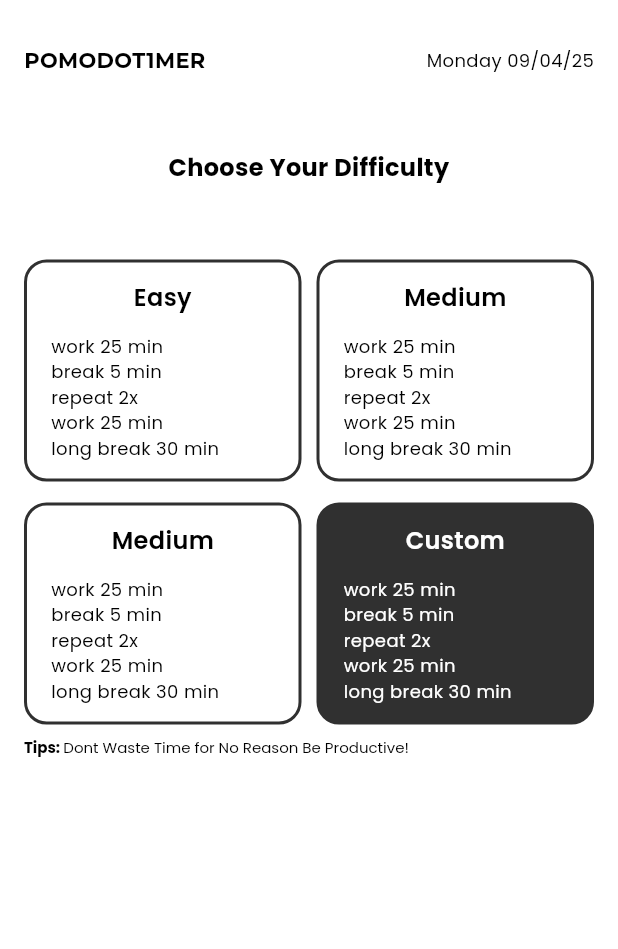
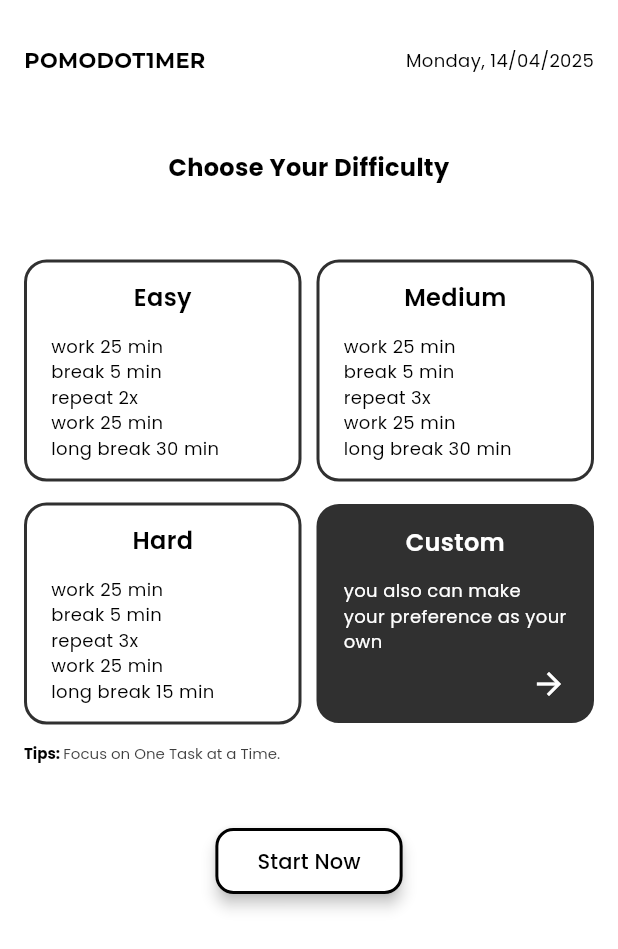
Before and after one commit to southampere28/pomodotimer, a Flutter app: the HomePage screen opened directly, after a tap on "Custom", on a phone screen of 412 x 824 dp. Shown: the top 949 px of the screen. Run offline on Flutter 3.47's test engine with Material 3 defaults, Android fonts, the phone set to English and light mode, and no system bars; our stand-ins replace fluttertoast, google_fonts.

Commit message:
feat: Update UI Dynamic Message Tips and Button Start

```diff
--- a/lib/pages/home_page.dart
+++ b/lib/pages/home_page.dart
@@ -1,5 +1,8 @@
+import 'dart:async';
+
 import 'package:flutter/material.dart';
 import 'package:fluttertoast/fluttertoast.dart';
+import 'package:google_fonts/google_fonts.dart';
 import 'package:pomodotimer/theme.dart';
 import 'package:intl/intl.dart';
 import 'package:pomodotimer/widgets/cardlevel_widget.dart';
@@ -12,12 +15,47 @@ class HomePage extends StatefulWidget {
 }
 
 class _HomePageState extends State<HomePage> {
-  int menuActive = 0;
+  int menuActive = 0; // index menus
+  int currentIndex = 0; // Index showing tips Message
+  late Timer _timer; // timer for tips messages indexing
+
+  // Tips Message
+  List<String> tips = [
+    "Don't Waste Time for No Reason, Be Productive!",
+    "Focus on One Task at a Time.",
+    "Set Clear Goals and Prioritize Your Tasks.",
+    "Take Breaks to Refresh Your Mind and Body.",
+    "Stay Organized and Plan Your Day.",
+    "Use the Pomodoro Technique for Maximum Focus.",
+    "Keep Your Workspace Clean for Better Productivity.",
+    "Don't Procrastinate, Take Action Now!",
+    "Remember: Time is Your Most Valuable Asset.",
+    "Consistency is Key to Achieving Your Goals."
+  ];
+
+  @override
+  void initState() {
+    super.initState();
+    // Mengatur timer untuk mengubah teks setiap 3 detik
+    _timer = Timer.periodic(Duration(seconds: 3), (timer) {
+      setState(() {
+        // Update index untuk mengganti teks
+        currentIndex = (currentIndex + 1) % tips.length;
+      });
+    });
+  }
+
+  @override
+  void dispose() {
+    // Hentikan timer ketika widget dihapus dari tree
+    _timer.cancel();
+    super.dispose();
+  }
 
   @override
   Widget build(BuildContext context) {
-    // var format = DateFormat.yMd('id');
-    // var dateString = format.format(DateTime.now());
+    var format = DateFormat("EEEE, dd/MM/yyyy");
+    var dateString = format.format(DateTime.now());
 
     return SafeArea(
       child: Scaffold(
@@ -39,7 +77,7 @@ class _HomePageState extends State<HomePage> {
                         style: titleTextStyle.copyWith(
                             fontSize: 14, fontWeight: bold),
                       ),
-                      Text('Monday 09/04/25',
+                      Text(dateString,
                           style: primaryTextStyle.copyWith(
                               fontSize: 12, fontWeight: regular)),
                     ],
@@ -91,7 +129,7 @@ class _HomePageState extends State<HomePage> {
                         arrayContent: const [
                           "work 25 min",
                           "break 5 min",
-                          "repeat 2x",
+                          "repeat 3x",
                           "work 25 min",
                           "long break 30 min"
                         ],
@@ -114,19 +152,19 @@ class _HomePageState extends State<HomePage> {
                         });
                       },
                       child: CardLevel(
-                        title: 'Medium',
+                        title: 'Hard',
                         arrayContent: const [
                           "work 25 min",
                           "break 5 min",
-                          "repeat 2x",
+                          "repeat 3x",
                           "work 25 min",
-                          "long break 30 min"
+                          "long break 15 min"
                         ],
                         isActive: menuActive == 2,
                       ),
                     ),
                   ),
-                  SizedBox(
+                  const SizedBox(
                     width: 10,
                   ),
                   Expanded(
@@ -136,23 +174,13 @@ class _HomePageState extends State<HomePage> {
                           menuActive = 3;
                         });
                       },
-                      child: CardLevel(
-                        title: 'Custom',
-                        arrayContent: const [
-                          "work 25 min",
-                          "break 5 min",
-                          "repeat 2x",
-                          "work 25 min",
-                          "long break 30 min"
-                        ],
-                        isActive: menuActive == 3,
-                      ),
+                      child: CardLevelCustom(isActive: menuActive == 3),
                     ),
                   ),
                 ],
               ),
               const SizedBox(
-                height: 8,
+                height: 12,
               ),
               RichText(
                 text: TextSpan(
@@ -161,11 +189,60 @@ class _HomePageState extends State<HomePage> {
                       primaryTextStyle.copyWith(fontSize: 10, fontWeight: bold),
                   children: [
                     TextSpan(
-                        text: 'Dont Waste Time for No Reason Be Productive!',
-                        style: primaryTextStyle.copyWith(
+                        text: tips[currentIndex],
+                        style: subtitleTextStyle.copyWith(
                             fontSize: 10, fontWeight: regular)),
                   ],
                 ),
+              ),
+              const SizedBox(
+                height: 40,
+              ),
+              Row(
+                mainAxisAlignment: MainAxisAlignment.center,
+                children: [
+                  TextButton(
+                      onPressed: () {
+                        Fluttertoast.showToast(msg: 'Test');
+                      },
+                      style: ButtonStyle(
+                          backgroundColor:
+                              MaterialStateProperty.all(whiteColor),
+                          foregroundColor:
+                              MaterialStateProperty.resolveWith<Color?>(
+                            (Set<MaterialState> states) {
+                              if (states.contains(MaterialState.pressed)) {
+                                return whiteColor; // Warna saat ditekan
+                              }
+                              return blackColor;
+                            },
+                          ),
+                          overlayColor:
+                              MaterialStateProperty.resolveWith<Color?>(
+                            (Set<MaterialState> states) {
+                              if (states.contains(MaterialState.pressed)) {
+                                return blackActiveColor; // Warna saat ditekan
+                              }
+                              return null; // default
+                            },
+                          ),
+                          shape: MaterialStateProperty.all(
+                            RoundedRectangleBorder(
+                              borderRadius: BorderRadius.circular(12),
+                              side:
+                                  const BorderSide(color: blackColor, width: 2),
+                            ),
+                          ),
+                          elevation: MaterialStateProperty.all(4),
+                          shadowColor: MaterialStateColor.resolveWith(
+                              (states) => Colors.black)),
+                      child: Container(
+                          padding: const EdgeInsets.symmetric(
+                              horizontal: 16, vertical: 4),
+                          child: Text('Start Now',
+                              style: (GoogleFonts.poppins().copyWith(
+                                  fontSize: 14, fontWeight: medium))))),
+                ],
               )
             ],
           ),
```
